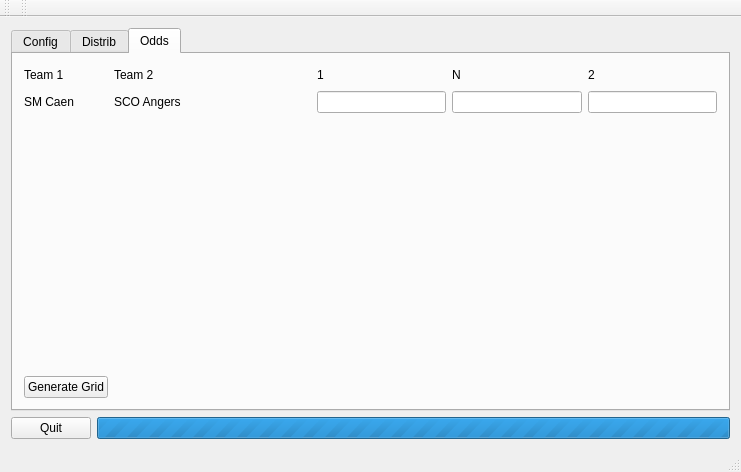
First picture: the form in src/mainwin.ui, repository poupou14/CombinoGen, before the edit.
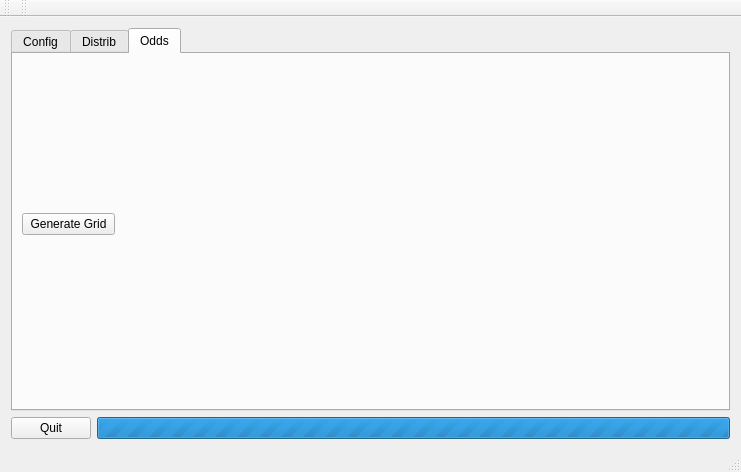
Second picture: the form after the edit. The open tabs and pages were chosen to show the change.

Patch:
```diff
--- a/src/mainwin.ui
+++ b/src/mainwin.ui
@@ -113,112 +113,19 @@
        <attribute name="title">
         <string>Odds</string>
        </attribute>
-       <layout class="QGridLayout" name="gridLayout_4">
-        <item row="0" column="0">
-         <widget class="QLabel" name="label_15">
-          <property name="text">
-           <string>Team 1</string>
-          </property>
-         </widget>
-        </item>
-        <item row="0" column="1">
-         <widget class="QLabel" name="label_19">
-          <property name="text">
-           <string>Team 2</string>
-          </property>
-         </widget>
-        </item>
-        <item row="0" column="2">
-         <spacer name="horizontalSpacer_3">
-          <property name="orientation">
-           <enum>Qt::Horizontal</enum>
-          </property>
-          <property name="sizeHint" stdset="0">
-           <size>
-            <width>124</width>
-            <height>20</height>
-           </size>
-          </property>
-         </spacer>
-        </item>
-        <item row="0" column="3">
-         <widget class="QLabel" name="label_22">
-          <property name="text">
-           <string>1</string>
-          </property>
-         </widget>
-        </item>
-        <item row="0" column="4">
-         <widget class="QLabel" name="label_20">
-          <property name="text">
-           <string>N</string>
-          </property>
-         </widget>
-        </item>
-        <item row="0" column="5">
-         <widget class="QLabel" name="label_18">
-          <property name="text">
-           <string>2</string>
-          </property>
-         </widget>
-        </item>
-        <item row="1" column="0">
-         <widget class="QLabel" name="label_16">
-          <property name="text">
-           <string>SM Caen</string>
-          </property>
-         </widget>
-        </item>
-        <item row="1" column="1">
-         <widget class="QLabel" name="label_17">
-          <property name="text">
-           <string>SCO Angers</string>
-          </property>
-         </widget>
-        </item>
-        <item row="1" column="2">
-         <spacer name="horizontalSpacer_4">
-          <property name="orientation">
-           <enum>Qt::Horizontal</enum>
-          </property>
-          <property name="sizeHint" stdset="0">
-           <size>
-            <width>124</width>
-            <height>20</height>
-           </size>
-          </property>
-         </spacer>
-        </item>
-        <item row="1" column="3">
-         <widget class="QLineEdit" name="lineEdit_7"/>
-        </item>
-        <item row="1" column="4">
-         <widget class="QLineEdit" name="lineEdit_5"/>
-        </item>
-        <item row="1" column="5">
-         <widget class="QLineEdit" name="lineEdit_6"/>
-        </item>
-        <item row="2" column="2">
-         <spacer name="verticalSpacer_2">
-          <property name="orientation">
-           <enum>Qt::Vertical</enum>
-          </property>
-          <property name="sizeHint" stdset="0">
-           <size>
-            <width>20</width>
-            <height>233</height>
-           </size>
-          </property>
-         </spacer>
-        </item>
-        <item row="3" column="0">
-         <widget class="QPushButton" name="pbGenerateGrid">
-          <property name="text">
-           <string>Generate Grid</string>
-          </property>
-         </widget>
-        </item>
-       </layout>
+       <widget class="QPushButton" name="pbGenerateGrid">
+        <property name="geometry">
+         <rect>
+          <x>9</x>
+          <y>159</y>
+          <width>93</width>
+          <height>22</height>
+         </rect>
+        </property>
+        <property name="text">
+         <string>Generate Grid</string>
+        </property>
+       </widget>
       </widget>
      </widget>
     </item>
```
Left out of the diff: 2 changed lines with no effect on the pictures.
